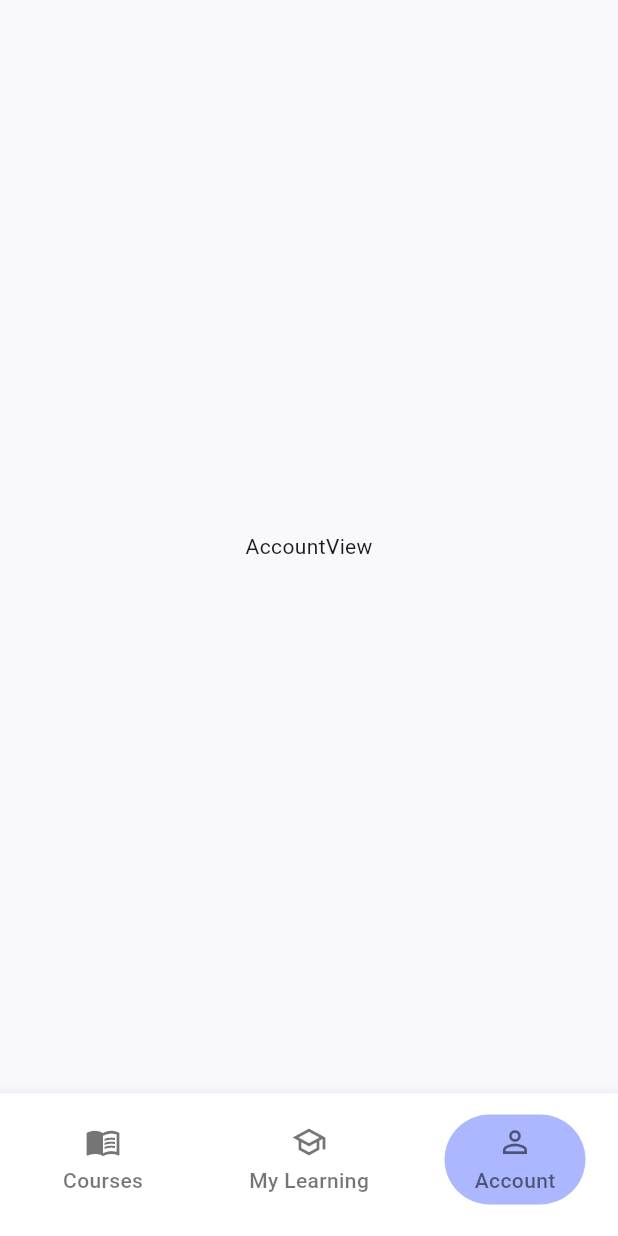
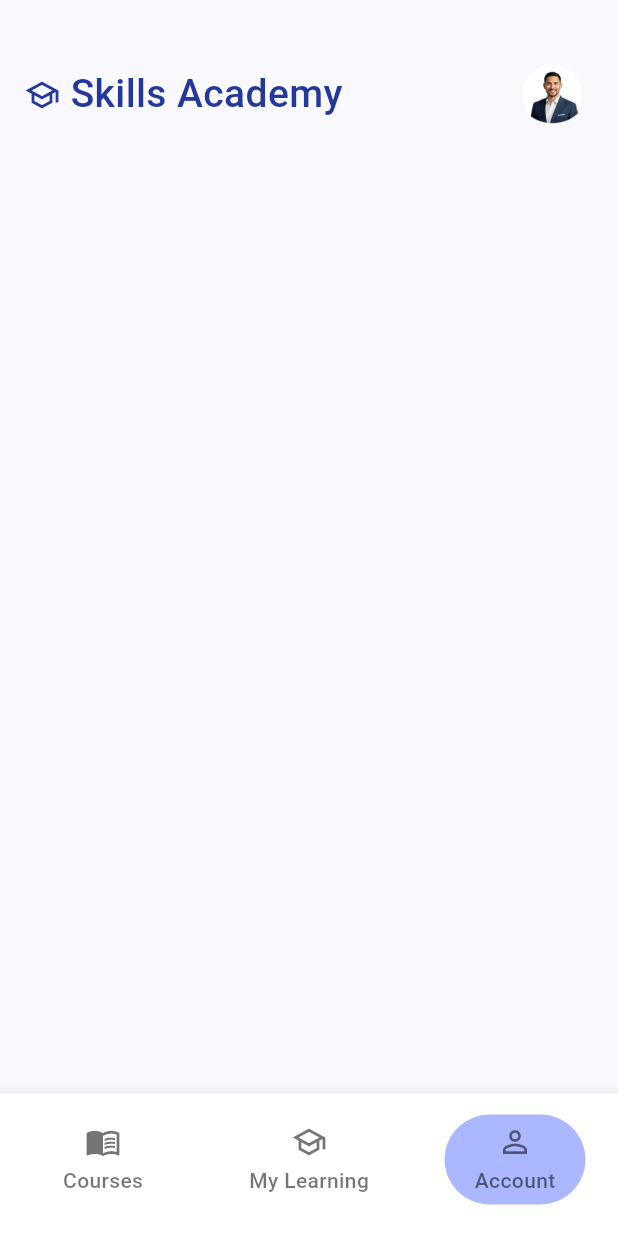
Before and after one commit to NadyAlwazah/flutter-task05-skills-academy-beg, a Flutter app: the BottomBarLayout screen opened by its route, item 3 of the bottom bar chosen, on a phone screen of 412 x 824 dp. Run offline on Flutter 3.47's test engine with Material 3 defaults, Android fonts, the phone set to English and light mode, and no system bars; our stand-ins replace flutter_svg, go_router.

Commit message:
feat(account): add custom app bar and implement AccountAppBarActions

```diff
--- a/lib/core/utils/assets.dart
+++ b/lib/core/utils/assets.dart
@@ -15,4 +15,5 @@ class AssetsData {
       "assets/images/agile_leadership_course.png";
   static const appBarActionsDetailsViewSvg =
       "assets/images/appBarActionsDetailsView.svg";
+  static const accountPhoto = "assets/images/account.png";
 }
--- a/lib/features/account/presentation/views/account_view.dart
+++ b/lib/features/account/presentation/views/account_view.dart
@@ -1,10 +1,23 @@
 import 'package:flutter/material.dart';
+import 'package:flutter_task05_skills_academy_beg/core/widgets/app_bar_title.dart';
+import 'package:flutter_task05_skills_academy_beg/features/account/presentation/views/widgets/account_app_bar_actions.dart';
 
 class AccountView extends StatelessWidget {
   const AccountView({super.key});
 
   @override
   Widget build(BuildContext context) {
-    return const Center(child: Text("AccountView"));
+    return const Column(
+      children: [
+        // AppBar
+        Padding(
+          padding: EdgeInsets.only(top: 35, left: 16, right: 16),
+          child: Row(
+            mainAxisAlignment: MainAxisAlignment.spaceBetween,
+            children: [AppBarTitle(), AccountAppBarActions()],
+          ),
+        ),
+      ],
+    );
   }
 }
--- /dev/null
+++ b/lib/features/account/presentation/views/widgets/account_app_bar_actions.dart
@@ -0,0 +1,23 @@
+import 'package:flutter/material.dart';
+import 'package:flutter_task05_skills_academy_beg/core/utils/assets.dart';
+
+class AccountAppBarActions extends StatelessWidget {
+  const AccountAppBarActions({super.key});
+
+  @override
+  Widget build(BuildContext context) {
+    return Padding(
+      padding: const EdgeInsets.all(8.0),
+      child: CircleAvatar(
+        backgroundColor: Colors.white,
+        radius: 20,
+        child: Image.asset(
+          AssetsData.accountPhoto,
+          fit: BoxFit.cover,
+          width: 40,
+          height: 40,
+        ),
+      ),
+    );
+  }
+}
```
Also changed, not shown: assets/images/account.png (added).
